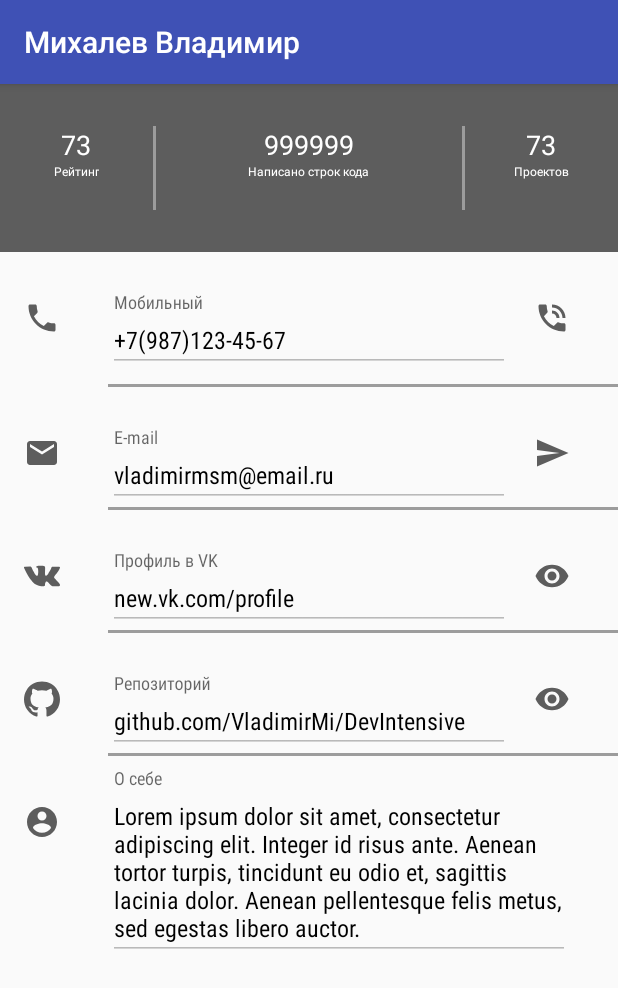
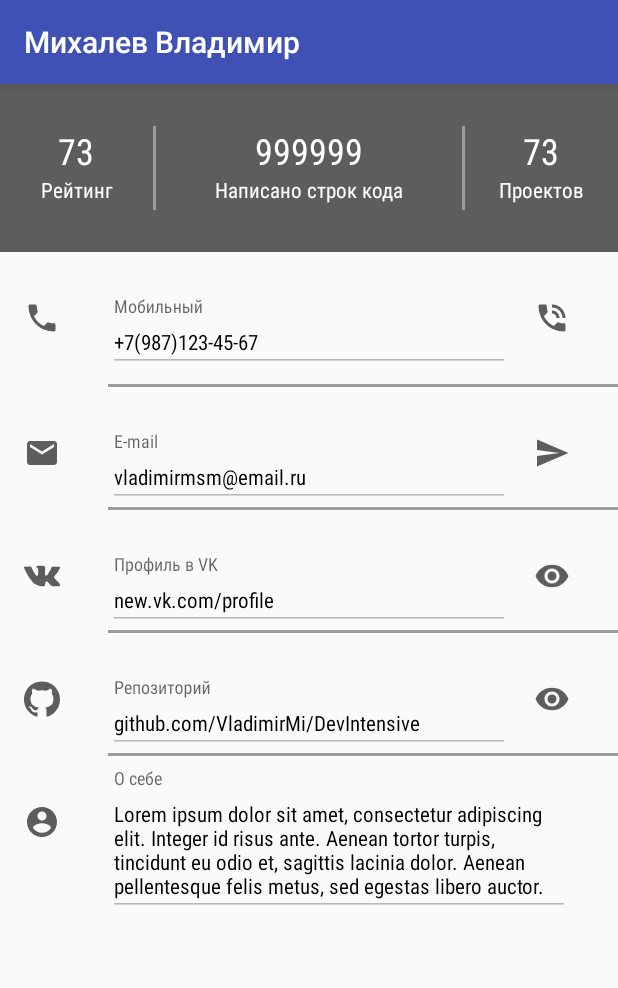
Before and after one commit to VladimirMi/DevIntensive, an Android app: the screen it shows after launch (MainActivity), on a phone screen of 412 x 824 dp. Shown: the top 988 px of the screen. Run offline under Robolectric (Android 15) with nearby library versions, the phone set to English and light mode, and no system bars; 1 statement that could not run was skipped.

Commit message:
Adding user_info styles

```diff
--- a/app/src/main/res/layout/rating_info_item.xml
+++ b/app/src/main/res/layout/rating_info_item.xml
@@ -11,81 +11,55 @@
         android:layout_width="0dp"
         android:layout_height="@dimen/size_medium_56"
         android:layout_weight="0.25"
-        android:orientation="vertical"
-        android:gravity="center_horizontal">
+        android:orientation="vertical">
 
         <TextView
-            android:layout_width="wrap_content"
-            android:layout_height="wrap_content"
-            android:textColor="@android:color/white"
-            android:gravity="center_horizontal"
-            android:text="@string/rating_value"
-            android:textSize="@dimen/font_large_18"/>
+            style="@style/user_info.value"
+            android:text="@string/rating_value" />
 
         <TextView
-            android:layout_width="wrap_content"
-            android:layout_height="wrap_content"
-            android:textColor="@android:color/white"
-            android:gravity="center_horizontal"
-            android:text="@string/rating_title"
-            android:textSize="@dimen/font_small_13"/>
+            style="@style/user_info.hint"
+            android:text="@string/rating_title" />
     </LinearLayout>
 
     <View
         android:layout_width="@dimen/line_size"
         android:layout_height="@dimen/size_medium_56"
-        android:background="@color/grey_light"/>
+        android:background="@color/grey_light" />
 
     <LinearLayout
         android:layout_width="0dp"
         android:layout_height="@dimen/size_medium_56"
         android:layout_weight="0.5"
-        android:orientation="vertical"
-        android:gravity="center_horizontal">
+        android:orientation="vertical">
 
         <TextView
-            android:layout_width="wrap_content"
-            android:layout_height="wrap_content"
-            android:textColor="@android:color/white"
-            android:text="@string/code_value"
-            android:textSize="@dimen/font_large_18"/>
+            style="@style/user_info.value"
+            android:text="@string/code_value" />
 
         <TextView
-            android:layout_width="wrap_content"
-            android:layout_height="wrap_content"
-            android:textColor="@android:color/white"
-            android:text="@string/code_title"
-            android:textSize="@dimen/font_small_13"
-            />
+            style="@style/user_info.hint"
+            android:text="@string/code_title" />
     </LinearLayout>
 
     <View
         android:layout_width="@dimen/line_size"
         android:layout_height="@dimen/size_medium_56"
-        android:background="@color/grey_light"/>
+        android:background="@color/grey_light" />
 
     <LinearLayout
         android:layout_width="0dp"
         android:layout_height="@dimen/size_medium_56"
         android:layout_weight="0.25"
-        android:orientation="vertical"
-        android:gravity="center_horizontal">
+        android:orientation="vertical">
 
         <TextView
-            android:layout_width="wrap_content"
-            android:layout_height="wrap_content"
-            android:textColor="@android:color/white"
-            android:text="@string/projects_value"
-            android:gravity="center_horizontal"
-            android:textSize="@dimen/font_large_18"/>
+            style="@style/user_info.value"
+            android:text="@string/projects_value" />
 
         <TextView
-            android:layout_width="wrap_content"
-            android:layout_height="wrap_content"
-            android:textColor="@android:color/white"
-            android:text="@string/projects_title"
-            android:gravity="center_horizontal"
-            android:textSize="@dimen/font_small_13"/>
+            style="@style/user_info.hint"
+            android:text="@string/projects_title" />
     </LinearLayout>
 
 </LinearLayout>
--- a/app/src/main/res/values/colors.xml
+++ b/app/src/main/res/values/colors.xml
@@ -7,5 +7,5 @@
     <color name="grey">#5d5d5d</color>
     <color name="grey_light">#9c9c9c</color>
     <color name="black">#000000</color>
-    <color name="white">#000000</color>
+    <color name="white">#ffffff</color>
 </resources>
--- a/app/src/main/res/values/styles.xml
+++ b/app/src/main/res/values/styles.xml
@@ -40,9 +40,25 @@
         <item name="android:focusable">false</item>
         <item name="android:enabled">false</item>
         <item name="android:fontFamily" tools:targetApi="jelly_bean">sans-serif-condensed</item>
-        <item name="android:textSize">@dimen/font_normal_16</item>
+        <item name="android:textSize">@dimen/font_small_14</item>
         <item name="android:textColor">@color/black</item>
         <item name="android:textColorHint">@color/grey</item>
     </style>
 
+    <style name="user_info">
+        <item name="android:layout_width">match_parent</item>
+        <item name="android:layout_height">wrap_content</item>
+        <item name="android:gravity">center</item>
+        <item name="android:textColor">@color/white</item>
+        <item name="android:fontFamily" tools:targetApi="jelly_bean">sans-serif-condensed</item>
+    </style>
+
+    <style name="user_info.value" parent="user_info">
+        <item name="android:textSize">@dimen/font_larger_24</item>
+    </style>
+
+    <style name="user_info.hint" parent="user_info">
+        <item name="android:textSize">@dimen/font_small_14</item>
+    </style>
+
 </resources>
--- a/build.gradle
+++ b/build.gradle
@@ -5,7 +5,7 @@ buildscript {
         jcenter()
     }
     dependencies {
-        classpath 'com.android.tools.build:gradle:2.2.0-alpha2'
+        classpath 'com.android.tools.build:gradle:2.1.2'
 
         // NOTE: Do not place your application dependencies here; they belong
         // in the individual module build.gradle files
```
Lines whose indentation alone changed are shown as unchanged.
